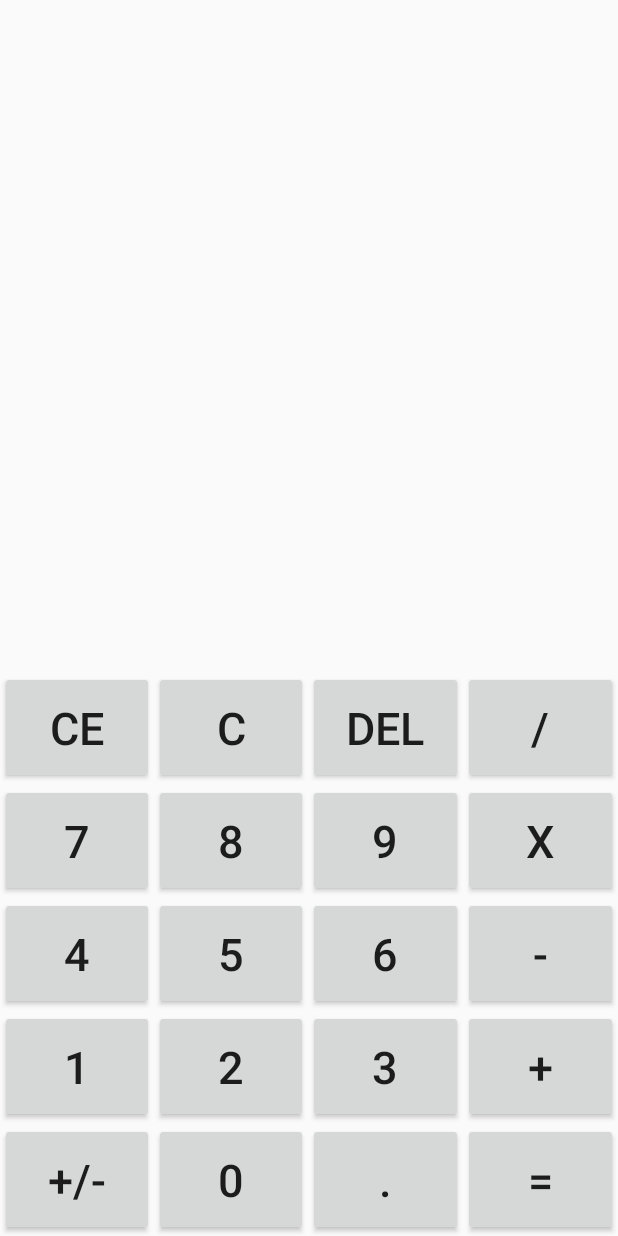
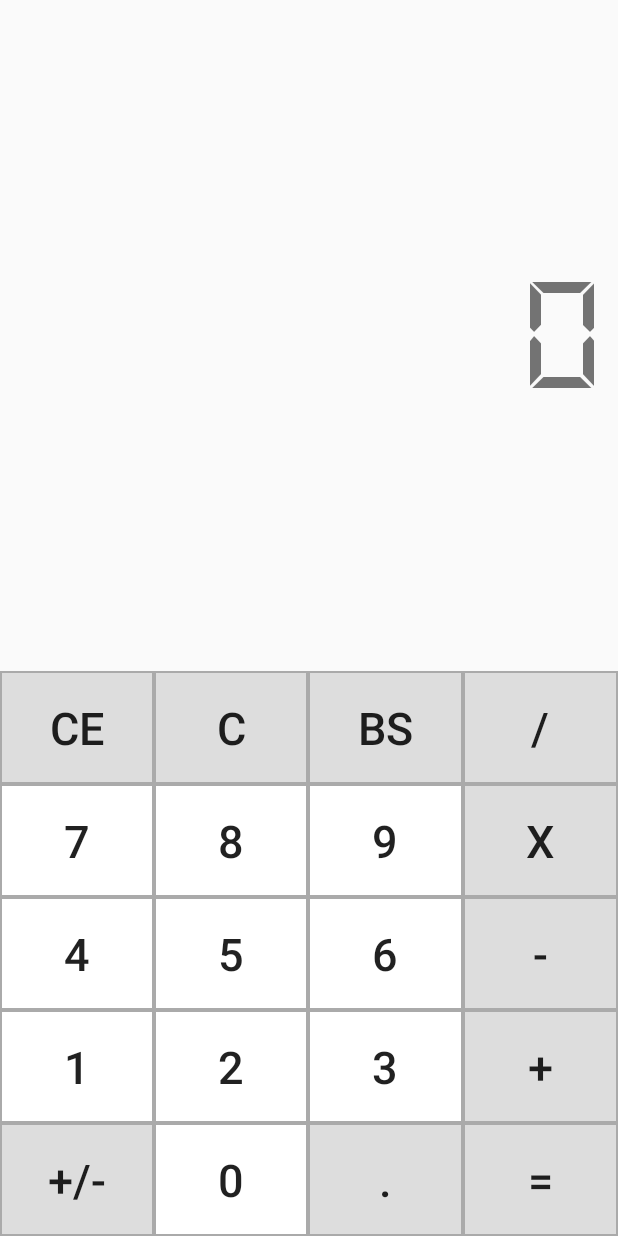
Before and after one commit to nthieu98/Android-Calculator, an Android app: the screen it shows after launch (MainActivity), on a phone screen of 412 x 824 dp. Run offline under Robolectric (Android 15) with nearby library versions, the phone set to English and light mode, and no system bars.

Commit message:
update function plus, minus, multiply, divide for integer update font digital for text view

```diff
--- a/app/src/main/java/com/example/calculator/MainActivity.java
+++ b/app/src/main/java/com/example/calculator/MainActivity.java
@@ -1,5 +1,6 @@
 package com.example.calculator;
 
+import android.graphics.Typeface;
 import android.os.Bundle;
 
 import com.google.android.material.floatingactionbutton.FloatingActionButton;
@@ -12,45 +13,176 @@ import android.view.View;
 
 import android.view.Menu;
 import android.view.MenuItem;
+import android.widget.EditText;
+import android.widget.TextView;
 
-public class MainActivity extends AppCompatActivity {
+public class MainActivity extends AppCompatActivity implements View.OnClickListener {
+
+    TextView textView;
+    EditText editText;
+
+    int state;
+    int op1, op2;
+    int op;
 
     @Override
     protected void onCreate(Bundle savedInstanceState) {
         super.onCreate(savedInstanceState);
         setContentView(R.layout.activity_main);
-//        Toolbar toolbar = findViewById(R.id.toolbar);
-//        setSupportActionBar(toolbar);
+        textView = findViewById(R.id.txtSolution);
 
-//        FloatingActionButton fab = findViewById(R.id.fab);
-//        fab.setOnClickListener(new View.OnClickListener() {
-//            @Override
-//            public void onClick(View view) {
-//                Snackbar.make(view, "Replace with your own action", Snackbar.LENGTH_LONG)
-//                        .setAction("Action", null).show();
-//            }
-//        });
+        Typeface tf = Typeface.createFromAsset(getAssets(), "font/digital.ttf");
+        textView.setTypeface(tf);
+        state = 1;
+        op1 = 0;
+        op2 = 0;
+        op = 0;
+
+        textView.setText(String.valueOf(op1));
+
+        findViewById(R.id.btnZero).setOnClickListener(this);
+        findViewById(R.id.btnOne).setOnClickListener(this);
+        findViewById(R.id.btnTwo).setOnClickListener(this);
+        findViewById(R.id.btnThree).setOnClickListener(this);
+        findViewById(R.id.btnFour).setOnClickListener(this);
+        findViewById(R.id.btnFive).setOnClickListener(this);
+        findViewById(R.id.btnSix).setOnClickListener(this);
+        findViewById(R.id.btnSeven).setOnClickListener(this);
+        findViewById(R.id.btnEight).setOnClickListener(this);
+        findViewById(R.id.btnNine).setOnClickListener(this);
+
+        findViewById(R.id.btnPlus).setOnClickListener(this);
+        findViewById(R.id.btnMinus).setOnClickListener(this);
+        findViewById(R.id.btnMultiply).setOnClickListener(this);
+        findViewById(R.id.btnDivide).setOnClickListener(this);
+        findViewById(R.id.btnEqual).setOnClickListener(this);
+
+        findViewById(R.id.btnCE).setOnClickListener(this);
+        findViewById(R.id.btnClear).setOnClickListener(this);
+        findViewById(R.id.btnDel).setOnClickListener(this);
+        findViewById(R.id.btnSign).setOnClickListener(this);
     }
 
     @Override
-    public boolean onCreateOptionsMenu(Menu menu) {
-        // Inflate the menu; this adds items to the action bar if it is present.
-        getMenuInflater().inflate(R.menu.menu_main, menu);
-        return true;
+    public void onClick(View view) {
+        int id = view.getId();
+        if (id == R.id.btnZero) {
+            addValue(0);
+        } else if (id == R.id.btnOne) {
+            addValue(1);
+        } else if (id == R.id.btnTwo) {
+            addValue(2);
+        } else if (id == R.id.btnThree) {
+            addValue(3);
+        } else if (id == R.id.btnFour) {
+            addValue(4);
+        } else if (id == R.id.btnFive) {
+            addValue(5);
+        } else if (id == R.id.btnSix) {
+            addValue(6);
+        } else if (id == R.id.btnSeven) {
+            addValue(7);
+        } else if (id == R.id.btnEight) {
+            addValue(8);
+        } else if (id == R.id.btnNine) {
+            addValue(9);
+        } else if (id == R.id.btnPlus) {
+            changeState(1);
+        }  else if (id == R.id.btnMinus) {
+            changeState(2);
+        } else if (id == R.id.btnMultiply) {
+            changeState(3);
+        }  else if (id == R.id.btnDivide) {
+            changeState(4);
+        } else if (id == R.id.btnEqual) {
+            calculateResult();
+        } else if (id == R.id.btnCE) {
+            // Xoa toan hang hien tai
+            clearOperand();
+        }  else if (id == R.id.btnClear) {
+            // Xoa phep tinh
+            clearOperator();
+        } else if (id == R.id.btnDel) {
+            // Xoa chu so hang don vi
+            removeDigit();
+        } else if (id == R.id.btnSign) {
+            inverseOperand();
+        }
     }
 
-    @Override
-    public boolean onOptionsItemSelected(MenuItem item) {
-        // Handle action bar item clicks here. The action bar will
-        // automatically handle clicks on the Home/Up button, so long
-        // as you specify a parent activity in AndroidManifest.xml.
-        int id = item.getItemId();
+    private void inverseOperand() {
+        if (state == 1) {
+            op1 = -op1;
+            textView.setText(String.valueOf(op1));
+        } else {
+            op2 = -op2;
+            textView.setText(String.valueOf(op2));
+        }
+    }
 
-        //noinspection SimplifiableIfStatement
-        if (id == R.id.action_settings) {
-            return true;
+    private void removeDigit() {
+        if (state == 1) {
+            op1 = op1 / 10;
+            textView.setText(String.valueOf(op1));
+        } else {
+            op2 = op2 / 10;
+            textView.setText(String.valueOf(op2));
         }
+    }
 
-        return super.onOptionsItemSelected(item);
+    private void clearOperand() {
+        if (state == 1)
+            op1 = 0;
+        else
+            op2 = 0;
+
+        textView.setText("0");
     }
+
+    private void clearOperator() {
+        state = 1;
+        op1 = 0;
+        op2 = 0;
+        textView.setText("0");
+    }
+
+    private void calculateResult() {
+        int result;
+        if (op == 1)
+            result = op1 + op2;
+        else if (op == 2)
+            result = op1 - op2;
+        else if (op == 3)
+            result = op1 * op2;
+        else
+            result = op1 / op2;
+
+        textView.setText(String.valueOf(result));
+
+        state = 1;
+        op1 = result;
+        op2 = 0;
+    }
+
+    private void changeState(int selectedOP) {
+        if(op2 != 0) {
+            calculateResult();
+        }
+        op = selectedOP;
+        state = 2;
+
+        //textView.setText(String.valueOf(op2));
+    }
+
+    private void addValue(int value) {
+        if (state == 1) {
+            op1 = op1 * 10 + value;
+            textView.setText(String.valueOf(op1));
+        } else {
+            op2 = op2 * 10 + value;
+            textView.setText(String.valueOf(op2));
+        }
+    }
+
+
 }
--- /dev/null
+++ b/app/src/main/res/drawable/grey_button.xml
@@ -0,0 +1,15 @@
+<?xml version="1.0" encoding="utf-8"?>
+<selector xmlns:android="http://schemas.android.com/apk/res/android">
+    <item android:state_pressed="true">
+        <shape android:shape="rectangle">
+            <solid android:color="#AAA"/>
+            <stroke android:width="1dp" android:color="#AAA"/>
+        </shape>
+    </item>
+    <item android:state_pressed="false">
+        <shape android:shape="rectangle">
+            <solid android:color="#DDD"/>
+            <stroke android:width="1dp" android:color="#AAA"/>
+        </shape>
+    </item>
+</selector>
--- /dev/null
+++ b/app/src/main/res/drawable/white_button.xml
@@ -0,0 +1,15 @@
+<?xml version="1.0" encoding="utf-8"?>
+<selector xmlns:android="http://schemas.android.com/apk/res/android">
+    <item android:state_pressed="true">
+        <shape android:shape="rectangle">
+            <solid android:color="#AAA"/>
+            <stroke android:width="1dp" android:color="#AAA"/>
+        </shape>
+    </item>
+    <item android:state_pressed="false">
+        <shape android:shape="rectangle">
+            <solid android:color="#FFF"/>
+            <stroke android:width="1dp" android:color="#AAA"/>
+        </shape>
+    </item>
+</selector>
--- a/app/src/main/res/layout/activity_main.xml
+++ b/app/src/main/res/layout/activity_main.xml
@@ -12,31 +12,17 @@
         android:orientation="vertical" android:layout_weight="0.67">
 
 
-
         <TextView
             android:id="@+id/txtSolution"
             android:layout_width="fill_parent"
             android:layout_height="wrap_content"
             android:layout_weight="0.50"
-            android:gravity="right"
+            android:gravity="center_vertical|right"
             android:paddingRight="10sp"
-            android:paddingTop="5sp"
-            android:textSize="15pt"
-            android:textStyle="bold" />
+            android:text="0"
+            android:textSize="50pt"
+             />
 
-
-
-
-        <TextView
-            android:id="@+id/txtInput"
-            android:layout_width="match_parent"
-            android:layout_height="wrap_content"
-            android:layout_weight="0.50"
-            android:gravity="right"
-            android:paddingRight="10sp"
-            android:paddingTop="5sp"
-            android:textSize="15pt"
-            android:textStyle="bold" />
 
     </LinearLayout>
 
@@ -53,6 +39,7 @@
             android:layout_height="75dp"
             android:layout_weight="1"
             android:text="CE"
+            android:background="@drawable/grey_button"
             android:textSize="30sp" />
 
 
@@ -62,6 +49,7 @@
             android:layout_height="75dp"
             android:layout_weight="1"
             android:text="C"
+            android:background="@drawable/grey_button"
             android:textSize="30sp" />
 
 
@@ -70,7 +58,8 @@
             android:layout_width="wrap_content"
             android:layout_height="75dp"
             android:layout_weight="1"
-            android:text="DEL"
+            android:background="@drawable/grey_button"
+            android:text="BS"
             android:textSize="30sp" />
 
 
@@ -79,6 +68,7 @@
             android:layout_width="wrap_content"
             android:layout_height="75dp"
             android:layout_weight="1"
+            android:background="@drawable/grey_button"
             android:text="/"
             android:textSize="30sp" />
 
@@ -94,6 +84,7 @@
             android:layout_width="wrap_content"
             android:layout_height="75dp"
             android:layout_weight="1"
+            android:background="@drawable/white_button"
             android:text="7"
             android:textSize="30sp" />
 
@@ -103,6 +94,7 @@
             android:layout_width="wrap_content"
             android:layout_height="75dp"
             android:layout_weight="1"
+            android:background="@drawable/white_button"
             android:text="8"
             android:textSize="30sp" />
 
@@ -112,6 +104,7 @@
             android:layout_width="wrap_content"
             android:layout_height="75dp"
             android:layout_weight="1"
+            android:background="@drawable/white_button"
             android:text="9"
             android:textSize="30sp" />
 
@@ -122,6 +115,7 @@
             android:layout_height="75dp"
             android:layout_weight="1"
             android:text="x"
+            android:background="@drawable/grey_button"
             android:textSize="30sp" />
 
     </LinearLayout>
@@ -136,6 +130,7 @@
             android:layout_width="wrap_content"
             android:layout_height="75dp"
             android:layout_weight="1"
+            android:background="@drawable/white_button"
             android:text="4"
             android:textSize="30sp" />
 
@@ -145,6 +140,7 @@
             android:layout_width="wrap_content"
             android:layout_height="75dp"
             android:layout_weight="1"
+            android:background="@drawable/white_button"
             android:text="5"
             android:textSize="30sp" />
 
@@ -154,6 +150,7 @@
             android:layout_width="wrap_content"
             android:layout_height="75dp"
             android:layout_weight="1"
+            android:background="@drawable/white_button"
             android:text="6"
             android:textSize="30sp" />
 
@@ -164,6 +161,7 @@
             android:layout_height="75dp"
             android:layout_weight="1"
             android:text="-"
+            android:background="@drawable/grey_button"
             android:textSize="30sp" />
 
     </LinearLayout>
@@ -178,6 +176,7 @@
             android:layout_width="wrap_content"
             android:layout_height="75dp"
             android:layout_weight="1"
+            android:background="@drawable/white_button"
             android:text="1"
             android:textSize="30sp" />
 
@@ -187,6 +186,7 @@
             android:layout_width="wrap_content"
             android:layout_height="75dp"
             android:layout_weight="1"
+            android:background="@drawable/white_button"
             android:text="2"
             android:textSize="30sp" />
 
@@ -196,6 +196,7 @@
             android:layout_width="wrap_content"
             android:layout_height="75dp"
             android:layout_weight="1"
+            android:background="@drawable/white_button"
             android:text="3"
             android:textSize="30sp" />
 
@@ -206,6 +207,7 @@
             android:layout_height="75dp"
             android:layout_weight="1"
             android:text="+"
+            android:background="@drawable/grey_button"
             android:textSize="30sp" />
 
     </LinearLayout>
@@ -220,6 +222,7 @@
             android:layout_width="wrap_content"
             android:layout_height="75dp"
             android:layout_weight="1"
+            android:background="@drawable/grey_button"
             android:text="+/-"
             android:textSize="30sp" />
 
@@ -230,6 +233,7 @@
             android:layout_height="75dp"
             android:layout_weight="1"
             android:text="0"
+            android:background="@drawable/white_button"
             android:textSize="30sp" />
 
 
@@ -239,6 +243,7 @@
             android:layout_height="75dp"
             android:layout_weight="1"
             android:text="."
+            android:background="@drawable/grey_button"
             android:textSize="30sp" />
 
 
@@ -248,6 +253,7 @@
             android:layout_height="75dp"
             android:layout_weight="1"
             android:text="="
+            android:background="@drawable/grey_button"
             android:textSize="30sp" />
 
     </LinearLayout>
```
Also changed, not shown: app/src/main/assets/font/digital.ttf (added), app/src/main/res/font/digital.ttf (added).
